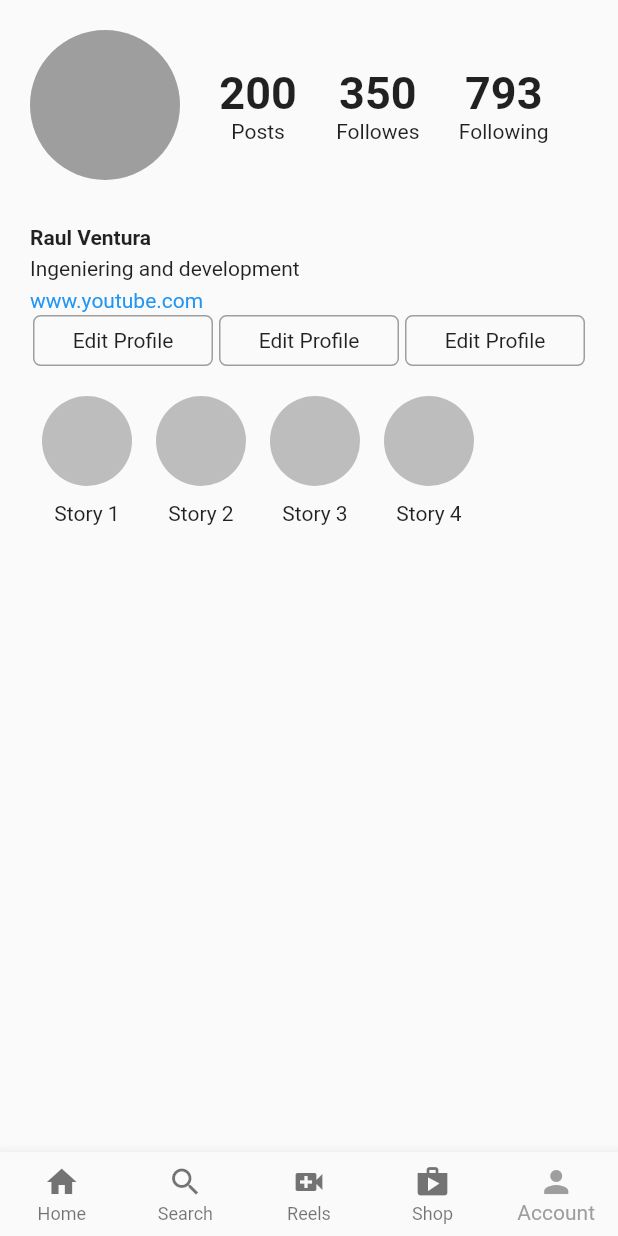
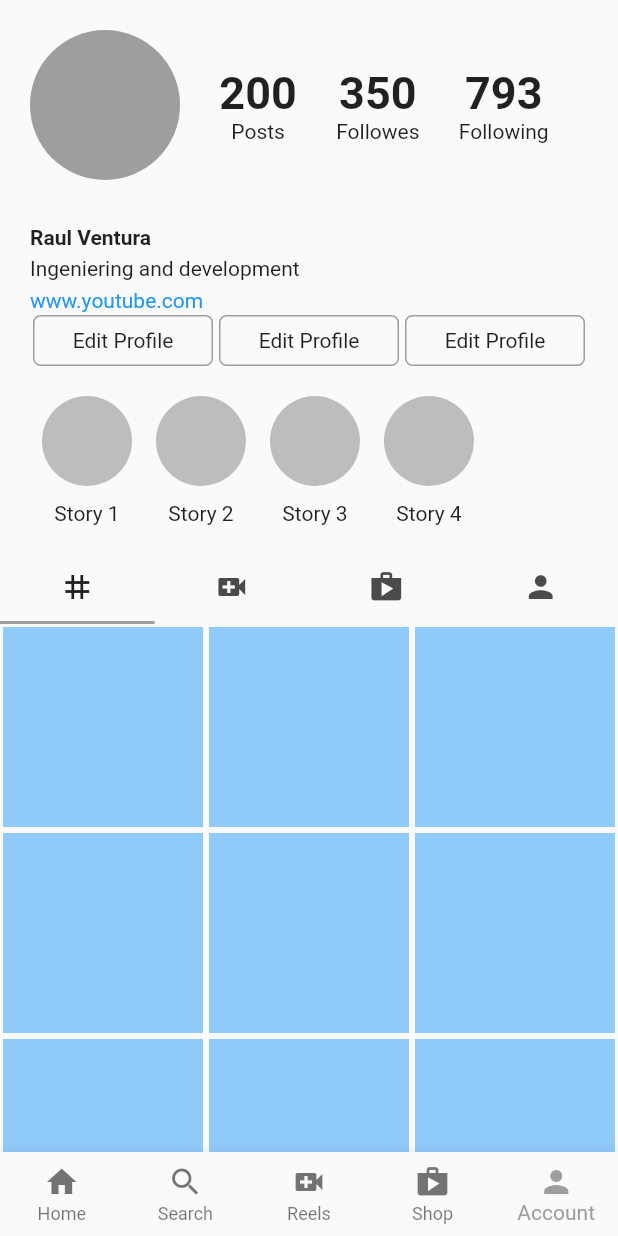
Before and after one commit to RauVR/insta_clone, a Flutter app: the screen it shows after launch, item 5 of the bottom bar chosen, on a phone screen of 412 x 824 dp. Run offline on Flutter 3.47's test engine with Material 2 defaults, Android fonts, the phone set to English and light mode, and no system bars.

Commit message:
feat : insta clone finished

```diff
--- a/lib/pages/account.dart
+++ b/lib/pages/account.dart
@@ -1,4 +1,8 @@
 import 'package:flutter/material.dart';
+import 'package:insta_clone/util/account_tab1.dart';
+import 'package:insta_clone/util/account_tab2.dart';
+import 'package:insta_clone/util/account_tab3.dart';
+import 'package:insta_clone/util/account_tab4.dart';
 import 'package:insta_clone/util/bubble_stories.dart';
 
 class UserAccount extends StatelessWidget {
@@ -101,8 +105,8 @@ class UserAccount extends StatelessWidget {
                       child: Padding(
                         padding: const EdgeInsets.all(2.0),
                         child: Container(
-                          padding: EdgeInsets.all(8),
-                          child: Center(child: Text('Edit Profile'),),
+                          padding: const EdgeInsets.all(8),
+                          child: const Center(child: Text('Edit Profile'),),
                           decoration: BoxDecoration(
                             border: Border.all(color: Colors.grey),
                             borderRadius: BorderRadius.circular(5)
@@ -115,8 +119,8 @@ class UserAccount extends StatelessWidget {
                       child: Padding(
                         padding: const EdgeInsets.all(2.0),
                         child: Container(
-                          padding: EdgeInsets.all(8),
-                          child: Center(child: Text('Edit Profile'),),
+                          padding: const EdgeInsets.all(8),
+                          child: const Center(child: Text('Edit Profile'),),
                           decoration: BoxDecoration(
                               border: Border.all(color: Colors.grey),
                               borderRadius: BorderRadius.circular(5)
@@ -129,8 +133,8 @@ class UserAccount extends StatelessWidget {
                       child: Padding(
                         padding: const EdgeInsets.all(2.0),
                         child: Container(
-                          padding: EdgeInsets.all(8),
-                          child: Center(child: Text('Edit Profile'),),
+                          padding: const EdgeInsets.all(8),
+                          child: const Center(child: Text('Edit Profile'),),
                           decoration: BoxDecoration(
                               border: Border.all(color: Colors.grey),
                               borderRadius: BorderRadius.circular(5)
@@ -143,8 +147,8 @@ class UserAccount extends StatelessWidget {
               ),
 
 
-              Padding(
-                padding: const EdgeInsets.symmetric(horizontal: 20,vertical: 10),
+              const Padding(
+                padding: EdgeInsets.symmetric(horizontal: 20,vertical: 10),
                 child: Row(
                   children: [
                     BubbleStories(text: 'Story 1'),
@@ -152,6 +156,28 @@ class UserAccount extends StatelessWidget {
                     BubbleStories(text: 'Story 3'),
                     BubbleStories(text: 'Story 4'),
                   ],
+                ),
+              ),
+
+
+              const TabBar(
+                  tabs: [
+                    Tab(icon: Icon(Icons.grid_3x3_outlined),),
+                    Tab(icon: Icon(Icons.video_call),),
+                    Tab(icon: Icon(Icons.shop),),
+                    Tab(icon: Icon(Icons.person),),
+                  ]
+              ),
+
+
+              Expanded(
+                child: TabBarView(
+                    children: [
+                      AccountTab1(),
+                      AccountTab2(),
+                      AccountTab3(),
+                      AccountTab4(),
+                    ]
                 ),
               ),
 
--- /dev/null
+++ b/lib/util/account_tab1.dart
@@ -0,0 +1,24 @@
+import 'package:flutter/material.dart';
+
+class AccountTab1 extends StatelessWidget {
+
+  final List<String>userPosts=[];
+
+  //const AccountTab1({super.key});
+
+  @override
+  Widget build(BuildContext context) {
+    return GridView.builder(
+      itemCount: 15,
+      gridDelegate: const SliverGridDelegateWithFixedCrossAxisCount(crossAxisCount: 3),
+      itemBuilder: (context, index) {
+        return Padding(
+          padding: const EdgeInsets.all(2),
+          child: Container(
+            color: Colors.blue[200],
+          ),
+        );
+      },
+    );
+  }
+}
```
Also changed, not shown: lib/util/account_tab2.dart (added, +24 -0 lines), lib/util/account_tab3.dart (added, +24 -0 lines), lib/util/account_tab4.dart (added, +24 -0 lines).
